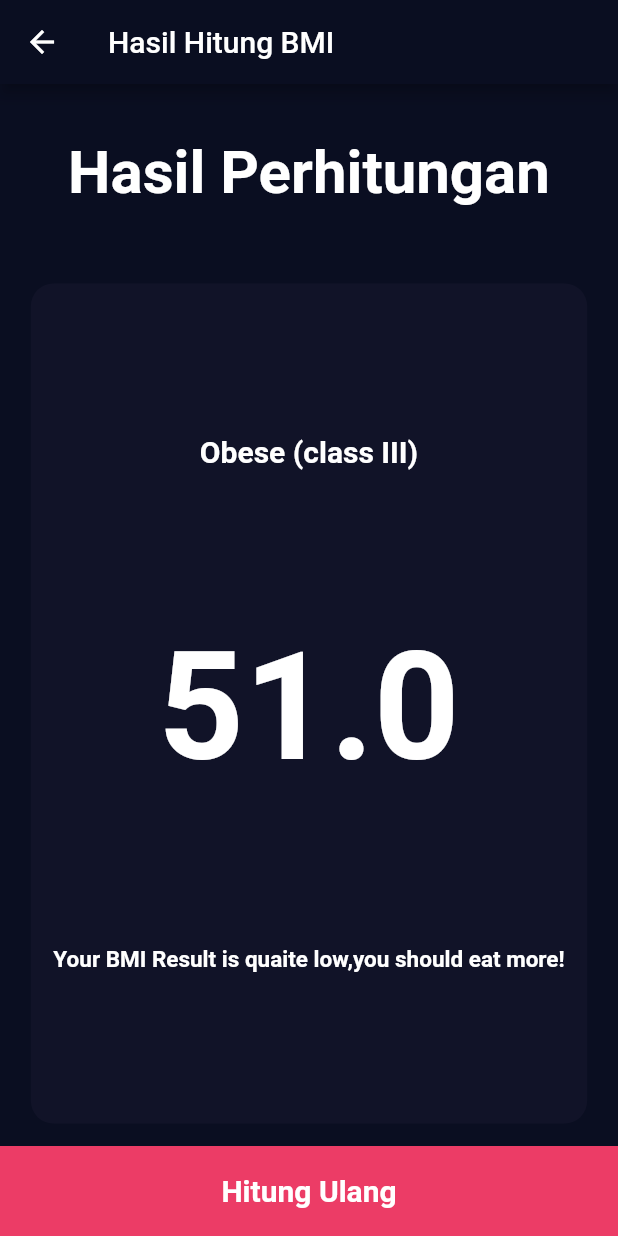
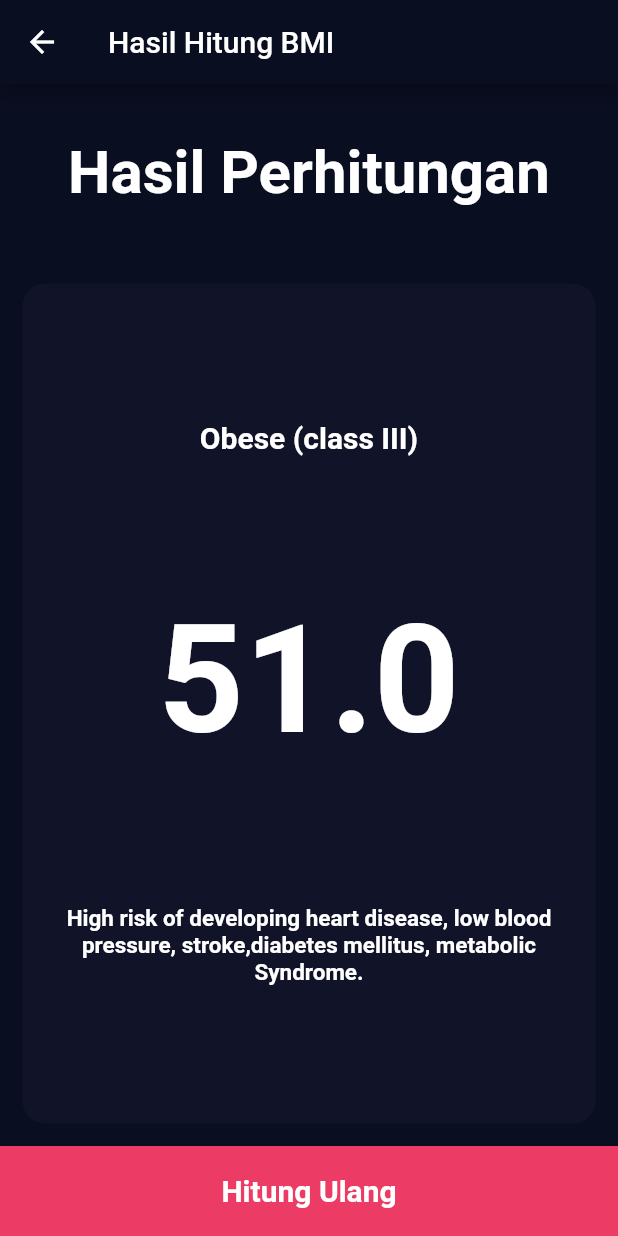
Before and after one commit to NasriNurfaizi/BMI, a Flutter app: the screen it shows after launch, after a tap on "Hitung BMI", on a phone screen of 412 x 824 dp. Run offline on Flutter 3.47's test engine with Material 2 defaults, Android fonts, the phone set to English and light mode, and no system bars; missing offline and left inert: dart:html.

Commit message:
switch health risk

```diff
--- a/bmi/lib/View/bmi_result_screen.dart
+++ b/bmi/lib/View/bmi_result_screen.dart
@@ -12,34 +12,55 @@ class bmiresultscreen extends StatelessWidget {
     String category = "";
     if (bmivalue < 16.0) {
       category = underweightSevere;
-    }
-    if (bmivalue >= 16.0 && bmivalue < 17) {
+    } else if (bmivalue < 17) {
       category = underweightModerate;
-    }
-    if (bmivalue >= 17 && bmivalue < 18.5) {
+    } else if (bmivalue < 18.5) {
       category = underweightMild;
-    }
-    if (bmivalue >= 18.5 && bmivalue < 25) {
+    } else if (bmivalue < 25) {
       category = normal;
-    }
-    if (bmivalue >= 25 && bmivalue < 30) {
+    } else if (bmivalue < 30) {
       category = overweight;
-    }
-    if (bmivalue >= 30 && bmivalue < 35) {
+    } else if (bmivalue < 35) {
       category = obeseI;
-    }
-    if (bmivalue >= 35 && bmivalue < 40) {
+    } else if (bmivalue < 40) {
       category = obeseII;
-    }
-    if (bmivalue > 40) {
+    } else if (bmivalue >= 40) {
       category = obeseIII;
     }
 
     return category;
   }
 
+  String getHealRiskDescription(String categoryName) {
+    String desc = "";
+    switch (categoryName) {
+      case underweightSevere:
+      case underweightModerate:
+      case underweightMild:
+        desc = "Possible nutritional deficiency and osteoporosis.";
+        break;
+      case normal:
+        desc = "Low risk (healthy range).";
+        break;
+      case overweight:
+        desc =
+            "Moderate risk of developing heart disease, high blood pressure, stroke, diabetes mellitus.";
+        break;
+      case obeseI:
+      case obeseII:
+      case obeseIII:
+        desc =
+            "High risk of developing heart disease, low blood pressure, stroke,diabetes mellitus, metabolic Syndrome.";
+        break;
+      default:
+    }
+    return desc;
+  }
+
   @override
   Widget build(BuildContext context) {
+    final bmiCategory = determineBmiCategory(bmi);
+    final bmiDesc = getHealRiskDescription(bmiCategory);
     return Scaffold(
       appBar: AppBar(
         title: Text("Hasil Hitung BMI"),
@@ -62,11 +83,12 @@ class bmiresultscreen extends StatelessWidget {
           flex: 5,
           child: BmiCard(
             child: Container(
+              width: double.infinity,
               padding: const EdgeInsets.symmetric(horizontal: 15.0),
               child: Column(
                 mainAxisAlignment: MainAxisAlignment.spaceEvenly,
                 children: [
-                  Text(determineBmiCategory(bmi),
+                  Text(bmiCategory,
                       style: TextStyle(
                         fontSize: 20,
                         fontWeight: FontWeight.bold,
@@ -78,7 +100,7 @@ class bmiresultscreen extends StatelessWidget {
                         fontWeight: FontWeight.bold,
                         color: Colors.white,
                       )),
-                  Text("Your BMI Result is quaite low,you should eat more!",
+                  Text(bmiDesc,
                       textAlign: TextAlign.center,
                       style: TextStyle(
                         fontSize: 15,
--- a/bmi/lib/contant/contant.dart
+++ b/bmi/lib/contant/contant.dart
@@ -16,11 +16,11 @@ TextStyle numberTextStyle = TextStyle(
   color: Colors.white,
 );
 
-String underweightSevere = "underweight (Severe thinness)";
-String underweightModerate = "underweight (Moderate thinness)";
-String underweightMild = "underweight (Mild thinness)";
-String normal = "Normal";
-String overweight = "Overweight ";
-String obeseI = "Obese (class I)";
-String obeseII = "Obese (class II)";
-String obeseIII = "Obese (class III)";
+const String underweightSevere = "underweight (Severe thinness)";
+const String underweightModerate = "underweight (Moderate thinness)";
+const String underweightMild = "underweight (Mild thinness)";
+const String normal = "Normal";
+const String overweight = "Overweight ";
+const String obeseI = "Obese (class I)";
+const String obeseII = "Obese (class II)";
+const String obeseIII = "Obese (class III)";
```
